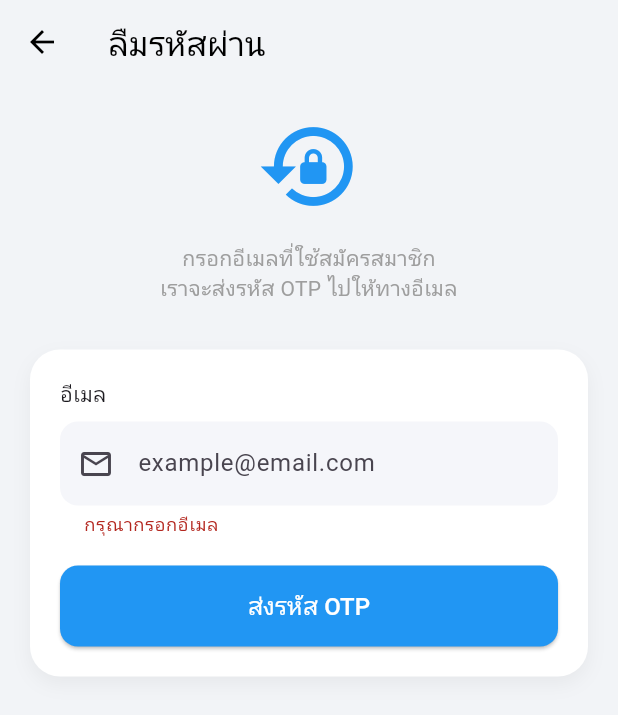
After one commit to 66011211103-art/project-Garage, a Flutter app: the ForgotPasswordPage screen opened directly, after a tap on "ส่งรหัส OTP", on a phone screen of 412 x 824 dp. The commit adds this screen. Shown: the top 715 px of the screen. Run offline on Flutter 3.47's test engine with Material 3 defaults, Android fonts, the phone set to English and light mode, and no system bars; our stand-ins replace font_awesome_flutter, image_picker.

Commit message:
Initial commit

```diff
--- /dev/null
+++ b/lib/forgot_password_page.dart
@@ -0,0 +1,165 @@
+import 'package:flutter/material.dart';
+import 'api_service.dart';
+import 'reset_password_page.dart';
+
+class ForgotPasswordPage extends StatefulWidget {
+  const ForgotPasswordPage({super.key});
+
+  @override
+  State<ForgotPasswordPage> createState() => _ForgotPasswordPageState();
+}
+
+class _ForgotPasswordPageState extends State<ForgotPasswordPage> {
+  final _formKey = GlobalKey<FormState>();
+  final _emailController = TextEditingController();
+  bool _isLoading = false;
+
+  @override
+  void dispose() {
+    _emailController.dispose();
+    super.dispose();
+  }
+
+  Future<void> _handleSendOtp() async {
+    FocusScope.of(context).unfocus();
+    if (!_formKey.currentState!.validate()) return;
+
+    setState(() => _isLoading = true);
+
+    final result = await ApiService.forgotPassword(
+      email: _emailController.text.trim(),
+    );
+
+    if (!mounted) return;
+    setState(() => _isLoading = false);
+
+    ScaffoldMessenger.of(context).showSnackBar(
+      SnackBar(
+        content: Text(result.message),
+        backgroundColor: result.success ? Colors.green : Colors.red,
+        behavior: SnackBarBehavior.floating,
+      ),
+    );
+
+    if (result.success) {
+      Navigator.push(
+        context,
+        MaterialPageRoute(
+          builder: (context) =>
+              ResetPasswordPage(email: _emailController.text.trim()),
+        ),
+      );
+    }
+  }
+
+  @override
+  Widget build(BuildContext context) {
+    return Scaffold(
+      backgroundColor: const Color(0xFFF2F4F7),
+      appBar: AppBar(
+        backgroundColor: const Color(0xFFF2F4F7),
+        elevation: 0,
+        foregroundColor: Colors.black,
+        title: const Text('ลืมรหัสผ่าน'),
+      ),
+      body: SafeArea(
+        child: SingleChildScrollView(
+          child: Column(
+            children: [
+              const SizedBox(height: 20),
+              const Icon(Icons.lock_reset, size: 70, color: Colors.blue),
+              const SizedBox(height: 16),
+              const Padding(
+                padding: EdgeInsets.symmetric(horizontal: 30),
+                child: Text(
+                  'กรอกอีเมลที่ใช้สมัครสมาชิก\nเราจะส่งรหัส OTP ไปให้ทางอีเมล',
+                  textAlign: TextAlign.center,
+                  style: TextStyle(color: Colors.grey),
+                ),
+              ),
+              const SizedBox(height: 30),
+              Container(
+                margin: const EdgeInsets.symmetric(horizontal: 20),
+                padding: const EdgeInsets.all(20),
+                decoration: BoxDecoration(
+                  color: Colors.white,
+                  borderRadius: BorderRadius.circular(20),
+                  boxShadow: [
+                    BoxShadow(
+                      color: Colors.black.withValues(alpha: 0.05),
+                      blurRadius: 10,
+                      offset: const Offset(0, 5),
+                    ),
+                  ],
+                ),
+                child: Form(
+                  key: _formKey,
+                  child: Column(
+                    crossAxisAlignment: CrossAxisAlignment.start,
+                    children: [
+                      const Text('อีเมล'),
+                      const SizedBox(height: 8),
+                      TextFormField(
+                        controller: _emailController,
+                        keyboardType: TextInputType.emailAddress,
+                        decoration: InputDecoration(
+                          hintText: 'example@email.com',
+                          prefixIcon: const Icon(Icons.email_outlined),
+                          filled: true,
+                          fillColor: const Color(0xFFF5F6FA),
+                          border: OutlineInputBorder(
+                            borderRadius: BorderRadius.circular(12),
+                            borderSide: BorderSide.none,
+                          ),
+                        ),
+                        validator: (value) {
+                          if (value == null || value.trim().isEmpty) {
+                            return 'กรุณากรอกอีเมล';
+                          }
+                          if (!value.contains('@')) {
+                            return 'อีเมลไม่ถูกต้อง';
+                          }
+                          return null;
+                        },
+                      ),
+                      const SizedBox(height: 20),
+                      SizedBox(
+                        width: double.infinity,
+                        child: ElevatedButton(
+                          onPressed: _isLoading ? null : _handleSendOtp,
+                          style: ElevatedButton.styleFrom(
+                            backgroundColor: Colors.blue,
+                            padding: const EdgeInsets.symmetric(vertical: 15),
+                            shape: RoundedRectangleBorder(
+                              borderRadius: BorderRadius.circular(12),
+                            ),
+                          ),
+                          child: _isLoading
+                              ? const SizedBox(
+                                  width: 22,
+                                  height: 22,
+                                  child: CircularProgressIndicator(
+                                    color: Colors.white,
+                                    strokeWidth: 2.5,
+                                  ),
+                                )
+                              : const Text(
+                                  'ส่งรหัส OTP',
+                                  style: TextStyle(
+                                    fontSize: 16,
+                                    color: Colors.white,
+                                  ),
+                                ),
+                        ),
+                      ),
+                    ],
+                  ),
+                ),
+              ),
+            ],
+          ),
+        ),
+      ),
+    );
+  }
+}
```
Also changed, not shown: lib/api_service.dart (+52 -0 lines), lib/garage_dashboard.dart (+34 -22 lines), lib/main.dart (+15 -4 lines), lib/reset_password_page.dart (added, +210 -0 lines).
